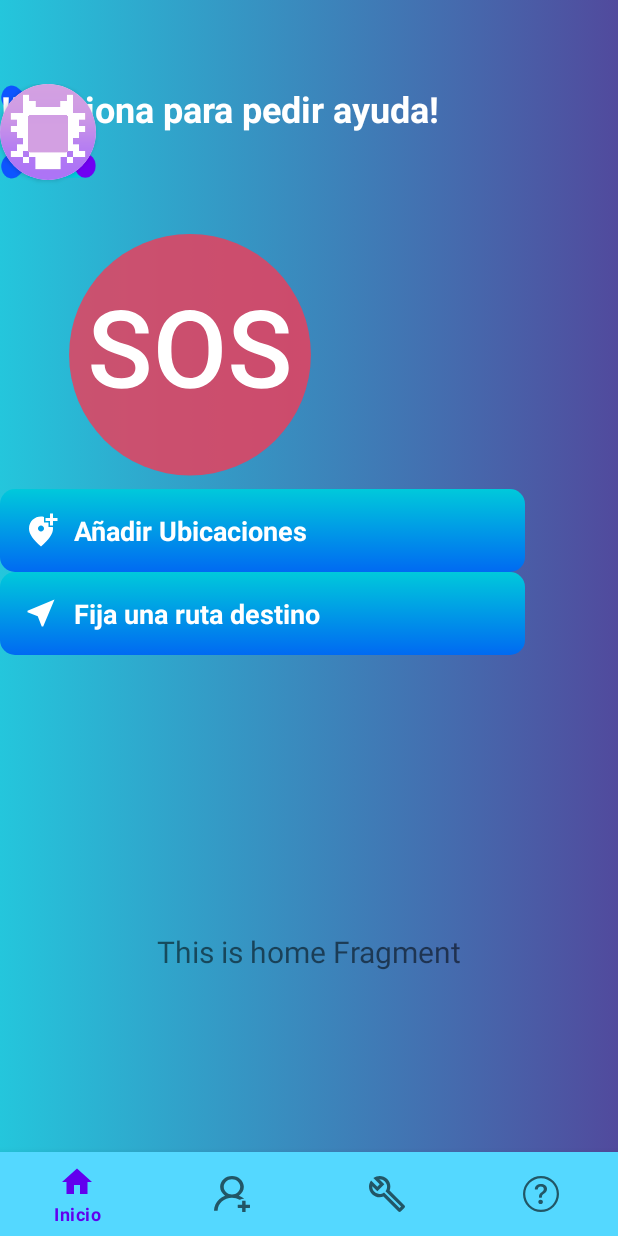
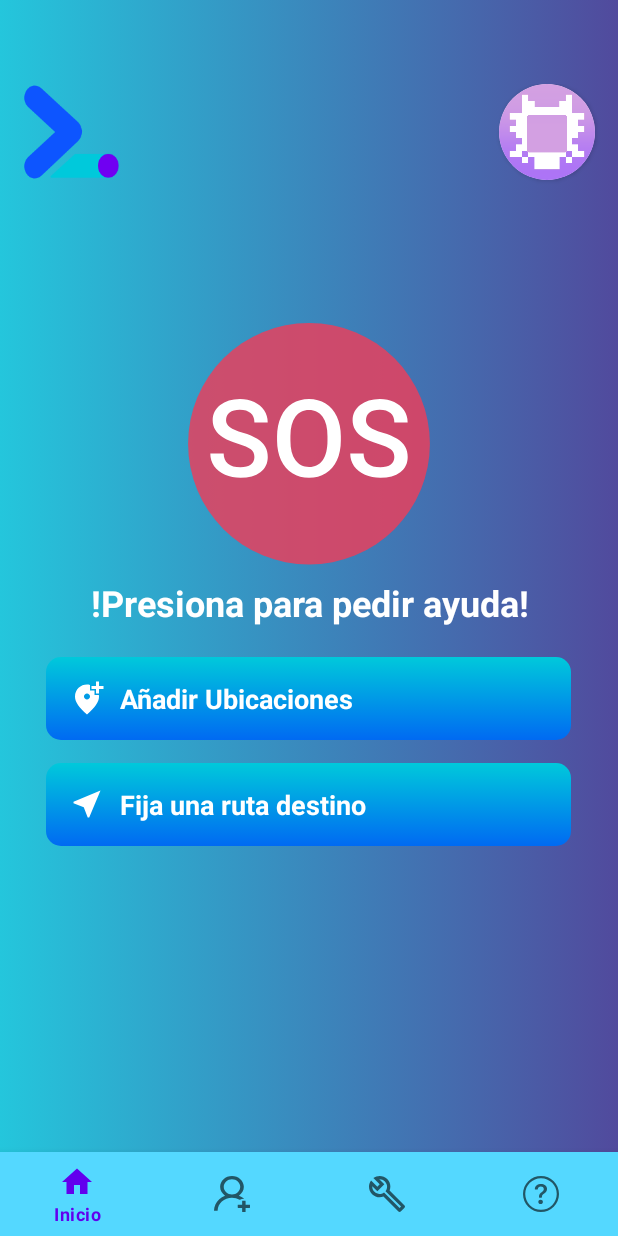
Before and after one commit to Sergio884/Kotlin-Login, an Android app: the screen it shows after launch once a user with an empty profile is signed in (MainPanel), on a phone screen of 412 x 824 dp. Run offline under Robolectric (Android 15) with nearby library versions, the phone set to English and light mode, and no system bars; our stand-ins replace Firebase (no records; nobody signed in at launch, a user with empty details on screens opened directly), navigation-ui; 2 statements that could not run were skipped.

Commit message:
vista mejorada

```diff
--- a/app/src/main/res/layout/activity_main_panel.xml
+++ b/app/src/main/res/layout/activity_main_panel.xml
@@ -12,22 +12,72 @@
     <LinearLayout
         android:layout_width="match_parent"
         android:layout_height="match_parent"
+        android:orientation="horizontal">
+
+        <ImageView
+            android:id="@+id/imageView"
+            android:layout_width="wrap_content"
+            android:layout_height="wrap_content"
+            app:srcCompat="@drawable/ic_logo"
+            tools:ignore="MissingConstraints"
+            android:layout_marginLeft="15dp"/>
+
+        <Space
+            android:layout_width="wrap_content"
+            android:layout_height="wrap_content"
+            android:layout_weight="1" />
+
+        <androidx.cardview.widget.CardView
+            android:layout_width="64dp"
+            android:layout_height="64dp"
+            app:cardCornerRadius="80dp"
+            android:layout_marginRight="15dp"
+            tools:ignore="MissingConstraints">
+
+            <ImageView
+                android:layout_width="wrap_content"
+                android:layout_height="wrap_content"
+                app:srcCompat="@drawable/profile_photo">
+
+            </ImageView>
+
+        </androidx.cardview.widget.CardView>
+
+
+    </LinearLayout>
+
+    <LinearLayout
+        android:layout_width="match_parent"
+        android:layout_height="match_parent"
         android:orientation="vertical"
         tools:layout_editor_absoluteY="675dp"
-        android:layout_marginTop="100dp">
+        android:gravity="center">
 
         <ImageButton
             android:id="@+id/imageButton"
-            android:layout_width="wrap_content"
+            android:layout_width="match_parent"
             android:layout_height="wrap_content"
             android:background="@null"
             app:srcCompat="@drawable/ic_sos"
+            tools:ignore="MissingConstraints"
+            android:layout_marginTop="-100dp"/>
+
+        <TextView
+            android:id="@+id/textView2"
+            android:layout_width="match_parent"
+            android:layout_height="wrap_content"
+            android:text="!Presiona para pedir ayuda!"
+            android:textAlignment="center"
+            android:textColor="@color/white"
+            android:textSize="24dp"
+            android:textStyle="bold"
             tools:ignore="MissingConstraints" />
 
         <TextView
             android:id="@+id/textView"
             android:layout_width="350dp"
             android:layout_height="wrap_content"
+            android:layout_marginTop="20dp"
             android:background="@drawable/style_button_background"
             android:drawableStart="@drawable/ic_location_plus"
             android:drawablePadding="10dp"
@@ -36,7 +86,8 @@
             android:textColor="@color/white"
             android:textSize="18dp"
             android:textStyle="bold"
-            tools:ignore="MissingConstraints" />
+            tools:ignore="MissingConstraints"
+            />
 
         <TextView
             android:id="@+id/textView_2"
@@ -50,15 +101,10 @@
             android:textColor="@color/white"
             android:textSize="18dp"
             android:textStyle="bold"
+            android:layout_marginTop="15dp"
             tools:ignore="MissingConstraints" />
 
-        <fragment
-            android:id="@+id/nav_host_fragment_activity_main_panel"
-            android:name="androidx.navigation.fragment.NavHostFragment"
-            android:layout_width="match_parent"
-            android:layout_height="match_parent"
-            app:defaultNavHost="true"
-            app:navGraph="@navigation/mobile_navigation" />
+
 
     </LinearLayout>
 
@@ -76,45 +122,4 @@
 
     </com.google.android.material.bottomnavigation.BottomNavigationView>
 
-    <ImageView
-        android:id="@+id/imageView"
-        android:layout_width="wrap_content"
-        android:layout_height="wrap_content"
-        app:srcCompat="@drawable/ic_logo"
-        tools:layout_editor_absoluteX="15dp"
-        tools:layout_editor_absoluteY="7dp"
-        tools:ignore="MissingConstraints" />
-
-    <TextView
-        android:id="@+id/textView2"
-        android:layout_width="wrap_content"
-        android:layout_height="wrap_content"
-        android:text="!Presiona para pedir ayuda!"
-        android:textAlignment="center"
-        android:textColor="@color/white"
-        android:textSize="24dp"
-        android:textStyle="bold"
-
-        tools:layout_editor_absoluteX="58dp"
-        tools:layout_editor_absoluteY="259dp"
-        tools:ignore="MissingConstraints" />
-
-    <androidx.cardview.widget.CardView
-        android:layout_width="64dp"
-        android:layout_height="64dp"
-        app:cardCornerRadius="80dp"
-        tools:ignore="MissingConstraints"
-
-        tools:layout_editor_absoluteX="320dp"
-        tools:layout_editor_absoluteY="7dp">
-
-        <ImageView
-            android:layout_width="wrap_content"
-            android:layout_height="wrap_content"
-            app:srcCompat="@drawable/profile_photo">
-
-        </ImageView>
-
-    </androidx.cardview.widget.CardView>
-
 </androidx.constraintlayout.widget.ConstraintLayout>
```
